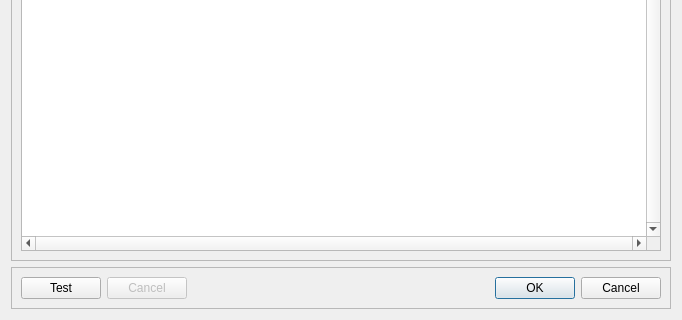
Qt form gui/Ui_ScriptEditor.ui (myngshj3/graphcore-poc) before a commit; both pictures show x 0 to 682 and y 320 to 640 of the 682 by 640 pixel window.
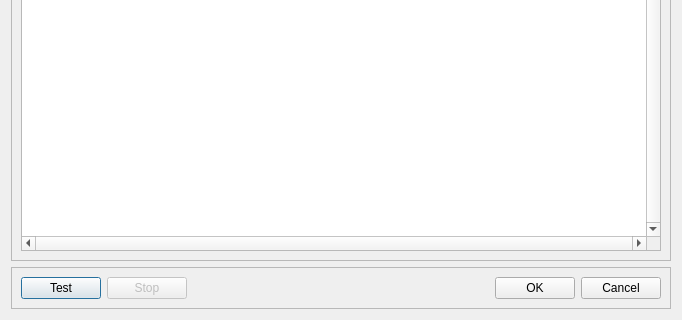
The same form after that commit.

```diff
--- a/gui/Ui_ScriptEditor.ui
+++ b/gui/Ui_ScriptEditor.ui
@@ -71,12 +71,12 @@
        </widget>
       </item>
       <item>
-       <widget class="QPushButton" name="cancelButton">
+       <widget class="QPushButton" name="stopButton">
         <property name="enabled">
          <bool>false</bool>
         </property>
         <property name="text">
-         <string>Cancel</string>
+         <string>Stop</string>
         </property>
        </widget>
       </item>
@@ -94,12 +94,16 @@
        </spacer>
       </item>
       <item>
-       <widget class="QDialogButtonBox" name="buttonBox">
-        <property name="orientation">
-         <enum>Qt::Horizontal</enum>
+       <widget class="QPushButton" name="okButton">
+        <property name="text">
+         <string>OK</string>
         </property>
-        <property name="standardButtons">
-         <set>QDialogButtonBox::Cancel|QDialogButtonBox::Ok</set>
+       </widget>
+      </item>
+      <item>
+       <widget class="QPushButton" name="cancelButton">
+        <property name="text">
+         <string>Cancel</string>
         </property>
        </widget>
       </item>
```
Left out of the diff: 67 changed lines with no effect on the pictures.
